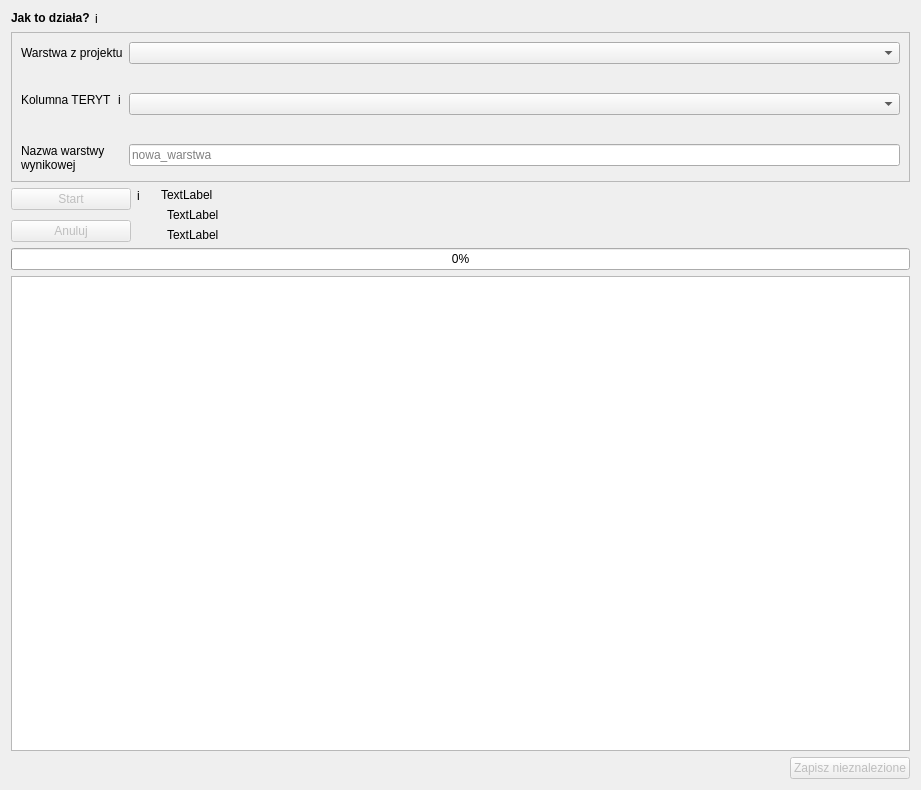
Above: gissupport_plugin/modules/uldk/modules/csv_import/main_base.ui from gis-support/gis-support-plugin before the change. Below: the same form after it.
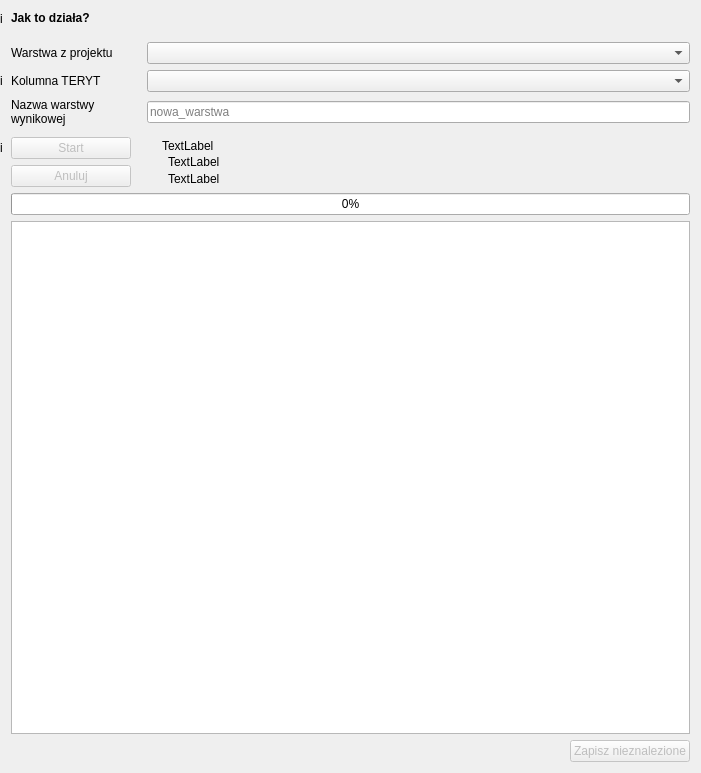
That is the form after the change. Custom widgets are drawn as their Qt base class.

```diff
--- a/gissupport_plugin/modules/uldk/modules/csv_import/main_base.ui
+++ b/gissupport_plugin/modules/uldk/modules/csv_import/main_base.ui
@@ -6,8 +6,8 @@
    <rect>
     <x>0</x>
     <y>0</y>
-    <width>921</width>
-    <height>790</height>
+    <width>701</width>
+    <height>773</height>
    </rect>
   </property>
   <property name="sizePolicy">
@@ -26,37 +26,18 @@
    <enum>QFrame::Raised</enum>
   </property>
   <layout class="QVBoxLayout" name="verticalLayout">
+   <property name="leftMargin">
+    <number>0</number>
+   </property>
    <item>
-    <widget class="QFrame" name="frame_how_it_works">
-     <property name="frameShape">
-      <enum>QFrame::NoFrame</enum>
-     </property>
-     <property name="frameShadow">
-      <enum>QFrame::Raised</enum>
-     </property>
-     <property name="lineWidth">
+    <layout class="QGridLayout" name="gridLayout_3">
+     <property name="leftMargin">
       <number>0</number>
      </property>
-     <layout class="QFormLayout" name="formLayout_2">
       <property name="horizontalSpacing">
-       <number>5</number>
-      </property>
-      <property name="verticalSpacing">
-       <number>0</number>
-      </property>
-      <property name="leftMargin">
-       <number>0</number>
-      </property>
-      <property name="topMargin">
-       <number>0</number>
-      </property>
-      <property name="rightMargin">
-       <number>0</number>
-      </property>
-      <property name="bottomMargin">
-       <number>0</number>
-      </property>
-      <item row="0" column="0">
+      <number>8</number>
+     </property>
+     <item row="0" column="1">
        <widget class="QLabel" name="label_info">
         <property name="maximumSize">
          <size>
@@ -78,7 +59,7 @@
         </property>
        </widget>
       </item>
-      <item row="0" column="1">
+     <item row="0" column="0">
        <widget class="QLabel" name="label_info_icon">
         <property name="maximumSize">
          <size>
@@ -97,88 +78,77 @@
         </property>
        </widget>
       </item>
-     </layout>
-    </widget>
-   </item>
-   <item>
-    <widget class="QFrame" name="frame_2">
+     <item row="7" column="0">
+      <widget class="QLabel" name="label_info_start">
      <property name="maximumSize">
       <size>
-       <width>16777215</width>
-       <height>150</height>
-      </size>
-     </property>
-     <property name="frameShape">
-      <enum>QFrame::StyledPanel</enum>
-     </property>
-     <property name="frameShadow">
-      <enum>QFrame::Raised</enum>
-     </property>
-     <layout class="QFormLayout" name="formLayout_5">
-      <item row="1" column="0">
-       <widget class="QLabel" name="label">
+         <width>15</width>
+         <height>15</height>
+        </size>
+       </property>
+       <property name="toolTip">
+        <string/>
+       </property>
+       <property name="text">
+        <string>i</string>
+       </property>
+       <property name="scaledContents">
+        <bool>true</bool>
+       </property>
+      </widget>
+     </item>
+     <item row="7" column="1">
+      <widget class="QPushButton" name="button_start">
+       <property name="enabled">
+        <bool>false</bool>
+       </property>
+       <property name="sizePolicy">
+        <sizepolicy hsizetype="Maximum" vsizetype="Fixed">
+         <horstretch>0</horstretch>
+         <verstretch>0</verstretch>
+        </sizepolicy>
+       </property>
+       <property name="minimumSize">
+        <size>
+         <width>120</width>
+         <height>0</height>
+        </size>
+       </property>
         <property name="text">
-         <string>Warstwa z projektu</string>
+        <string>Start</string>
         </property>
        </widget>
       </item>
-      <item row="2" column="0">
-       <spacer name="verticalSpacer_8">
+     <item row="1" column="1">
+      <spacer name="verticalSpacer">
         <property name="orientation">
          <enum>Qt::Vertical</enum>
         </property>
+       <property name="sizeType">
+        <enum>QSizePolicy::Preferred</enum>
+       </property>
         <property name="sizeHint" stdset="0">
          <size>
           <width>20</width>
-          <height>13</height>
+         <height>10</height>
          </size>
         </property>
        </spacer>
       </item>
-      <item row="3" column="0">
-       <layout class="QFormLayout" name="formLayout_4">
-        <item row="0" column="0">
+     <item row="3" column="1">
          <widget class="QLabel" name="label_2">
+       <property name="maximumSize">
+        <size>
+         <width>16777215</width>
+         <height>16777215</height>
+        </size>
+       </property>
           <property name="text">
            <string>Kolumna TERYT</string>
           </property>
          </widget>
         </item>
-        <item row="0" column="1">
-         <widget class="QLabel" name="label_info_column">
-          <property name="maximumSize">
-           <size>
-            <width>15</width>
-            <height>15</height>
-           </size>
-          </property>
-          <property name="toolTip">
-           <string/>
-          </property>
-          <property name="text">
-           <string>i</string>
-          </property>
-          <property name="scaledContents">
-           <bool>true</bool>
-          </property>
-         </widget>
-        </item>
-       </layout>
-      </item>
-      <item row="4" column="0">
-       <spacer name="verticalSpacer_5">
-        <property name="orientation">
-         <enum>Qt::Vertical</enum>
-        </property>
-        <property name="sizeHint" stdset="0">
-         <size>
-          <width>20</width>
-          <height>13</height>
-         </size>
-        </property>
-       </spacer>
-      </item>
-      <item row="5" column="0">
+     <item row="5" column="1">
        <widget class="QLabel" name="label_3">
         <property name="text">
          <string>Nazwa warstwy
@@ -192,56 +162,35 @@
         </property>
        </widget>
       </item>
-      <item row="5" column="1">
-       <widget class="QLineEdit" name="text_edit_layer_name">
-        <property name="placeholderText">
-         <string>nowa_warstwa</string>
-        </property>
-       </widget>
-      </item>
-      <item row="1" column="1">
-       <widget class="QgsMapLayerComboBox" name="layer_select"/>
-      </item>
-      <item row="3" column="1">
-       <widget class="QgsFieldComboBox" name="combobox_teryt_column"/>
-      </item>
-     </layout>
-    </widget>
-   </item>
-   <item>
-    <widget class="QFrame" name="frame">
+     <item row="8" column="1">
+      <widget class="QPushButton" name="button_cancel">
+       <property name="enabled">
+        <bool>false</bool>
+       </property>
      <property name="sizePolicy">
-      <sizepolicy hsizetype="Preferred" vsizetype="Fixed">
+        <sizepolicy hsizetype="Minimum" vsizetype="Fixed">
        <horstretch>0</horstretch>
        <verstretch>0</verstretch>
       </sizepolicy>
      </property>
      <property name="minimumSize">
       <size>
-       <width>0</width>
+         <width>120</width>
        <height>0</height>
       </size>
      </property>
-     <property name="frameShape">
-      <enum>QFrame::NoFrame</enum>
-     </property>
-     <property name="frameShadow">
-      <enum>QFrame::Raised</enum>
-     </property>
-     <layout class="QFormLayout" name="formLayout">
-      <property name="leftMargin">
-       <number>0</number>
-      </property>
-      <property name="topMargin">
-       <number>0</number>
-      </property>
-      <property name="rightMargin">
-       <number>0</number>
-      </property>
-      <property name="bottomMargin">
-       <number>0</number>
-      </property>
-      <item row="1" column="1">
+       <property name="maximumSize">
+        <size>
+         <width>120</width>
+         <height>16777215</height>
+        </size>
+       </property>
+       <property name="text">
+        <string>Anuluj</string>
+       </property>
+      </widget>
+     </item>
+     <item row="7" column="3" rowspan="2">
        <layout class="QVBoxLayout" name="verticalLayout_3">
         <property name="leftMargin">
          <number>15</number>
@@ -275,42 +224,55 @@
         </item>
        </layout>
       </item>
-      <item row="1" column="0">
-       <layout class="QVBoxLayout" name="verticalLayout_2">
-        <item>
-         <layout class="QFormLayout" name="formLayout_6">
-          <item row="0" column="0">
-           <widget class="QPushButton" name="button_start">
-            <property name="enabled">
-             <bool>false</bool>
-            </property>
-            <property name="sizePolicy">
-             <sizepolicy hsizetype="Maximum" vsizetype="Fixed">
-              <horstretch>0</horstretch>
-              <verstretch>0</verstretch>
-             </sizepolicy>
-            </property>
-            <property name="minimumSize">
+     <item row="2" column="1">
+      <widget class="QLabel" name="label">
+       <property name="maximumSize">
              <size>
-              <width>120</width>
-              <height>0</height>
+         <width>125</width>
+         <height>16777215</height>
              </size>
             </property>
             <property name="text">
-             <string>Start</string>
+        <string>Warstwa z projektu</string>
             </property>
            </widget>
           </item>
-          <item row="0" column="1">
-           <widget class="QLabel" name="label_info_start">
+     <item row="6" column="3">
+      <spacer name="verticalSpacer_3">
+       <property name="orientation">
+        <enum>Qt::Vertical</enum>
+       </property>
+       <property name="sizeType">
+        <enum>QSizePolicy::Minimum</enum>
+       </property>
+       <property name="sizeHint" stdset="0">
+        <size>
+         <width>20</width>
+         <height>5</height>
+        </size>
+       </property>
+      </spacer>
+     </item>
+     <item row="2" column="3">
+      <widget class="QgsMapLayerComboBox" name="layer_select"/>
+     </item>
+     <item row="5" column="3">
+      <widget class="QLineEdit" name="text_edit_layer_name">
+       <property name="placeholderText">
+        <string>nowa_warstwa</string>
+       </property>
+      </widget>
+     </item>
+     <item row="3" column="0">
+      <widget class="QLabel" name="label_info_column">
             <property name="maximumSize">
              <size>
               <width>15</width>
               <height>15</height>
              </size>
             </property>
-            <property name="toolTip">
-             <string/>
+       <property name="frameShadow">
+        <enum>QFrame::Plain</enum>
             </property>
             <property name="text">
              <string>i</string>
@@ -320,42 +282,10 @@
             </property>
            </widget>
           </item>
-         </layout>
-        </item>
-        <item>
-         <widget class="QPushButton" name="button_cancel">
-          <property name="enabled">
-           <bool>false</bool>
-          </property>
-          <property name="sizePolicy">
-           <sizepolicy hsizetype="Minimum" vsizetype="Fixed">
-            <horstretch>0</horstretch>
-            <verstretch>0</verstretch>
-           </sizepolicy>
-          </property>
-          <property name="minimumSize">
-           <size>
-            <width>120</width>
-            <height>0</height>
-           </size>
-          </property>
-          <property name="maximumSize">
-           <size>
-            <width>120</width>
-            <height>16777215</height>
-           </size>
-          </property>
-          <property name="text">
-           <string>Anuluj</string>
-          </property>
-         </widget>
-        </item>
-       </layout>
-      </item>
-     </layout>
-    </widget>
-   </item>
-   <item>
+     <item row="3" column="3">
+      <widget class="QgsFieldComboBox" name="combobox_teryt_column"/>
+     </item>
+     <item row="9" column="1" colspan="3">
     <widget class="QProgressBar" name="progress_bar">
      <property name="sizePolicy">
       <sizepolicy hsizetype="Minimum" vsizetype="Fixed">
@@ -374,9 +304,11 @@
      </property>
     </widget>
    </item>
-   <item>
+     <item row="10" column="1" colspan="3">
     <widget class="QTableWidget" name="table_errors"/>
    </item>
+    </layout>
+   </item>
    <item>
     <layout class="QHBoxLayout" name="horizontalLayout">
      <item>
@@ -413,16 +345,16 @@
   </layout>
  </widget>
  <customwidgets>
-  <customwidget>
-   <class>QgsFieldComboBox</class>
-   <extends>QComboBox</extends>
-   <header>qgsfieldcombobox.h</header>
-  </customwidget>
   <customwidget>
    <class>QgsMapLayerComboBox</class>
    <extends>QComboBox</extends>
    <header>qgsmaplayercombobox.h</header>
   </customwidget>
+  <customwidget>
+   <class>QgsFieldComboBox</class>
+   <extends>QComboBox</extends>
+   <header>qgsfieldcombobox.h</header>
+  </customwidget>
  </customwidgets>
  <resources/>
  <connections/>
```
Lines whose indentation alone changed are shown as unchanged.
